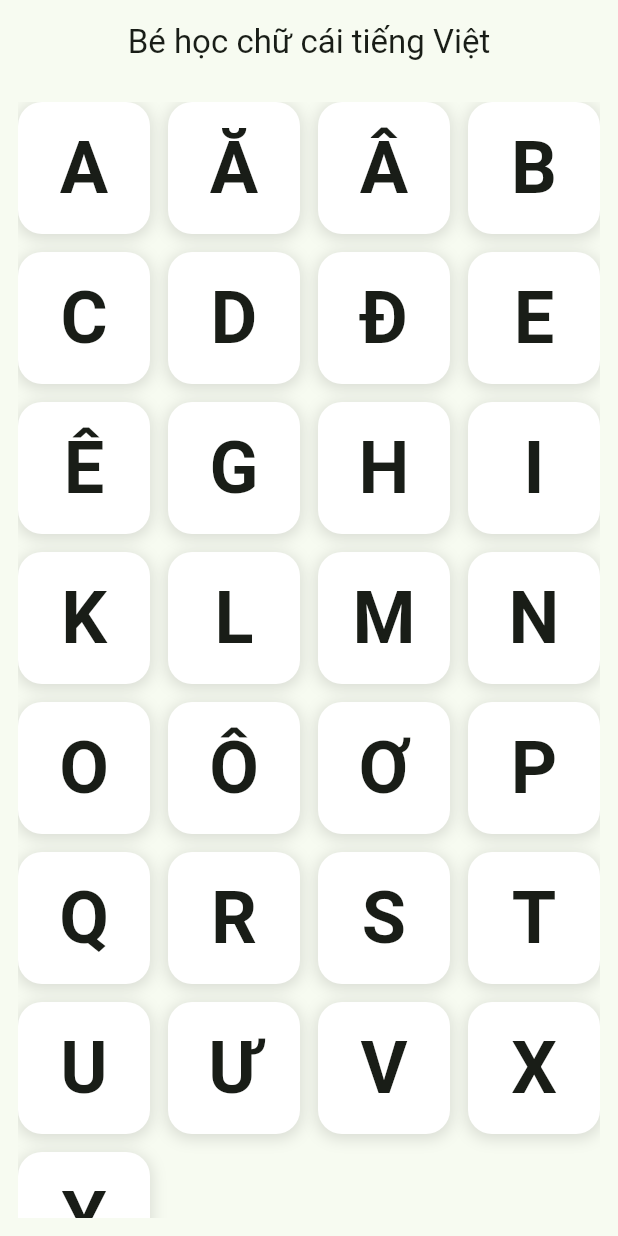
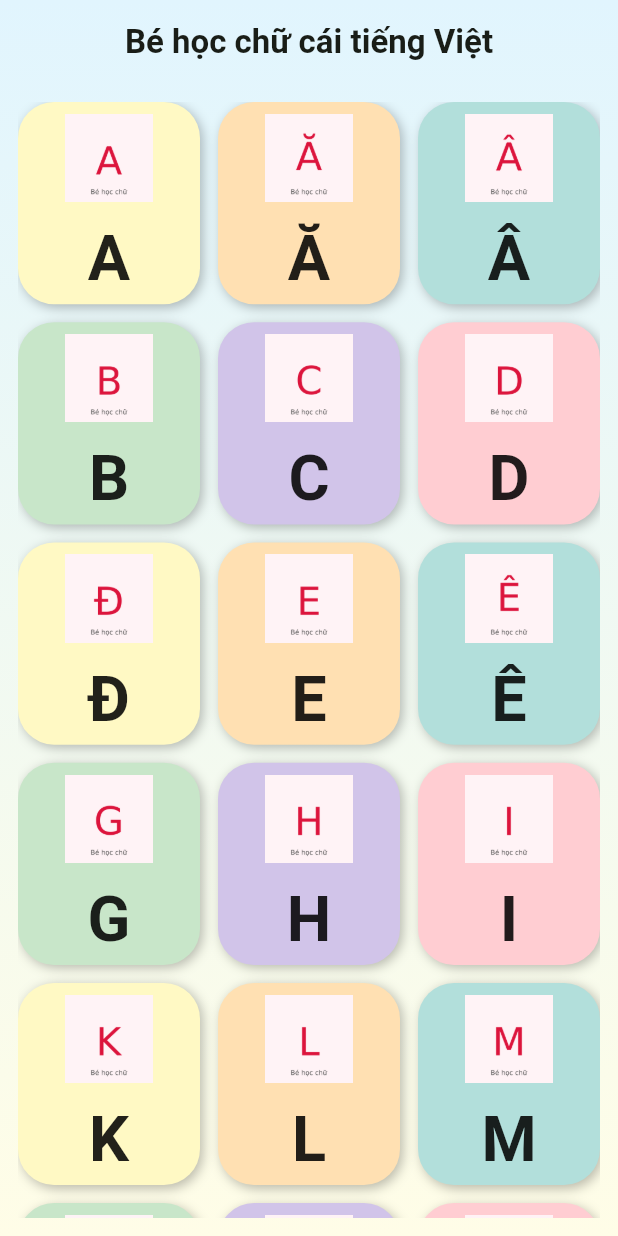
Before and after one commit to cuongevil/wonder_kids, a Flutter app: the screen it shows after launch, on a phone screen of 412 x 824 dp. Run offline on Flutter 3.47's test engine with Material 3 defaults, Android fonts, the phone set to English and light mode, and no system bars; our stand-ins replace audioplayers, flutter_tts.

Commit message:
Update home style

```diff
--- a/assets/config/letters.json
+++ b/assets/config/letters.json
@@ -5,7 +5,7 @@
   {"key": "B", "char": "B", "word": "bé"},
   {"key": "C", "char": "C", "word": "cá"},
   {"key": "D", "char": "D", "word": "dê"},
-  {"key": "D_bar", "char": "Đ", "word": "đỏ"},
+  {"key": "D_cross", "char": "Đ", "word": "đỏ"},
   {"key": "E", "char": "E", "word": "em"},
   {"key": "E_circ", "char": "Ê", "word": "ếch"},
   {"key": "G", "char": "G", "word": "gà"},
--- a/lib/screens/home_screen.dart
+++ b/lib/screens/home_screen.dart
@@ -1,53 +1,115 @@
 import 'package:flutter/material.dart';
-import '../widgets/letter_card.dart';
+import '../models/vn_letter.dart';
 import '../services/letter_loader.dart';
-import '../models/vn_letter.dart';
 import 'letter_screen.dart';
 
 class HomeScreen extends StatelessWidget {
   const HomeScreen({super.key});
 
+  final List<Color> pastelColors = const [
+    Color(0xFFFFF9C4), // vàng nhạt
+    Color(0xFFFFE0B2), // cam nhạt
+    Color(0xFFB2DFDB), // xanh ngọc nhạt
+    Color(0xFFC8E6C9), // xanh lá nhạt
+    Color(0xFFD1C4E9), // tím nhạt
+    Color(0xFFFFCDD2), // hồng nhạt
+  ];
+
   @override
   Widget build(BuildContext context) {
-    return Scaffold(
+    return Container(
+      decoration: const BoxDecoration(
+        gradient: LinearGradient(
+          colors: [Color(0xFFE1F5FE), Color(0xFFFFFDE7)],
+          begin: Alignment.topCenter,
+          end: Alignment.bottomCenter,
+        ),
+      ),
+      child: Scaffold(
+        backgroundColor: Colors.transparent,
         appBar: AppBar(
-        title: const Text('Bé học chữ cái tiếng Việt'),
+          title: const Text(
+            'Bé học chữ cái tiếng Việt',
+            style: TextStyle(fontWeight: FontWeight.bold),
+          ),
           centerTitle: true,
+          backgroundColor: Colors.transparent,
+          elevation: 0,
         ),
         body: FutureBuilder<List<VnLetter>>(
-        future: LetterLoader.load(),
+          future: LetterLoader.load(), // 🔥 đọc JSON
           builder: (context, snapshot) {
             if (snapshot.connectionState == ConnectionState.waiting) {
               return const Center(child: CircularProgressIndicator());
             }
             if (snapshot.hasError) {
               return Center(
-              child: Text('Lỗi tải dữ liệu: ${snapshot.error}'),
+                child: Text("Lỗi tải dữ liệu: ${snapshot.error}"),
               );
             }
             final letters = snapshot.data ?? [];
             if (letters.isEmpty) {
-            return const Center(child: Text('Chưa có dữ liệu chữ cái.'));
+              return const Center(child: Text("Chưa có dữ liệu chữ cái."));
             }
 
             return Padding(
               padding: const EdgeInsets.all(12.0),
               child: GridView.builder(
                 gridDelegate: const SliverGridDelegateWithFixedCrossAxisCount(
-                crossAxisCount: 4,
+                  crossAxisCount: 3,
                   mainAxisSpacing: 12,
                   crossAxisSpacing: 12,
-                childAspectRatio: 1,
+                  childAspectRatio: 0.9,
                 ),
                 itemCount: letters.length,
                 itemBuilder: (context, index) {
                   final letter = letters[index];
-                return LetterCard(
-                  letter: letter,
-                  onTap: () => Navigator.push(
+                  final bgColor = pastelColors[index % pastelColors.length];
+
+                  return GestureDetector(
+                    onTap: () {
+                      Navigator.push(
                         context,
                         MaterialPageRoute(
                           builder: (_) => LetterScreen(letter: letter),
+                        ),
+                      );
+                    },
+                    child: AnimatedContainer(
+                      duration: const Duration(milliseconds: 200),
+                      decoration: BoxDecoration(
+                        color: bgColor,
+                        borderRadius: BorderRadius.circular(24),
+                        boxShadow: const [
+                          BoxShadow(
+                            color: Colors.black26,
+                            blurRadius: 6,
+                            offset: Offset(2, 2),
+                          )
+                        ],
+                      ),
+                      child: Column(
+                        mainAxisAlignment: MainAxisAlignment.center,
+                        children: [
+                          if (letter.imagePath != null)
+                            Expanded(
+                              child: Padding(
+                                padding: const EdgeInsets.all(8.0),
+                                child: Image.asset(
+                                  letter.imagePath!,
+                                  fit: BoxFit.contain,
+                                ),
+                              ),
+                            ),
+                          Text(
+                            letter.char,
+                            style: const TextStyle(
+                              fontSize: 42,
+                              fontWeight: FontWeight.bold,
+                              color: Colors.black87,
+                            ),
+                          ),
+                        ],
                       ),
                     ),
                   );
@@ -56,6 +118,7 @@ class HomeScreen extends StatelessWidget {
             );
           },
         ),
+      ),
     );
   }
 }
--- a/lib/services/letter_loader.dart
+++ b/lib/services/letter_loader.dart
@@ -17,7 +17,7 @@ class LetterLoader {
       return VnLetter(
         char: char,
         sampleWord: (word == null || word.isEmpty) ? null : word,
-        imagePath: 'images/letters/$key.png',
+        imagePath: 'assets/images/letters/$key.png',
         audioPath: 'audio/letters/$key.mp3',
       );
     }).toList();
--- a/pubspec.yaml
+++ b/pubspec.yaml
@@ -47,7 +47,7 @@ dev_dependencies:
   # activated in the `analysis_options.yaml` file located at the root of your
   # package. See that file for information about deactivating specific lint
   # rules and activating additional ones.
-  flutter_lints: ^5.0.0
+  flutter_lints: ^6.0.0
 
 # For information on the generic Dart part of this file, see the
 # following page: https://dart.dev/tools/pub/pubspec
```
Also changed, not shown: pubspec.lock. Lines whose indentation alone changed are shown as unchanged.
